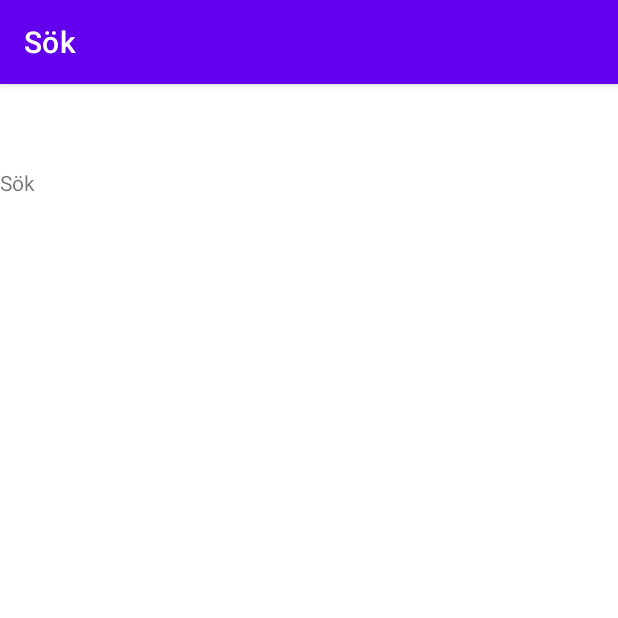
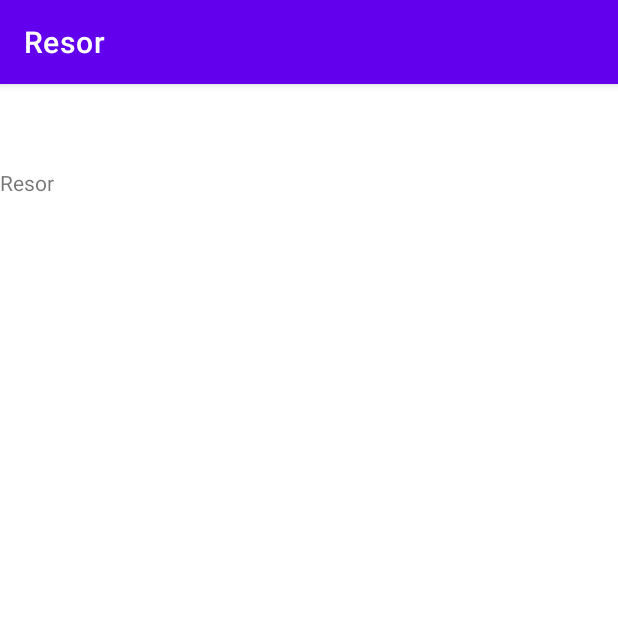
Before and after one commit to Savalige/Chare, an Android app: the screen it shows after launch (MainActivity), item 3 of the bottom bar chosen, on a phone screen of 412 x 824 dp, the top half of it. Run offline under Robolectric (Android 15) with nearby library versions, the phone set to English and light mode, and no system bars; our stand-ins replace navigation-ui.

Commit message:
Fixed trips tab

```diff
--- a/App/app/src/main/res/menu/bottom_nav_menu.xml
+++ b/App/app/src/main/res/menu/bottom_nav_menu.xml
@@ -11,8 +11,10 @@
         android:icon="@drawable/add_car_outlined"
         android:title="@string/title_create" />
 
-    <item android:title="@string/title_trips"
-        android:icon="@drawable/reciept_outlined"/>
+    <item
+        android:id="@+id/navigation_trips"
+        android:icon="@drawable/reciept_outlined"
+        android:title="@string/title_trips" />
     <item
         android:id="@+id/navigation_chat"
         android:icon="@drawable/chat_outlined"
```
